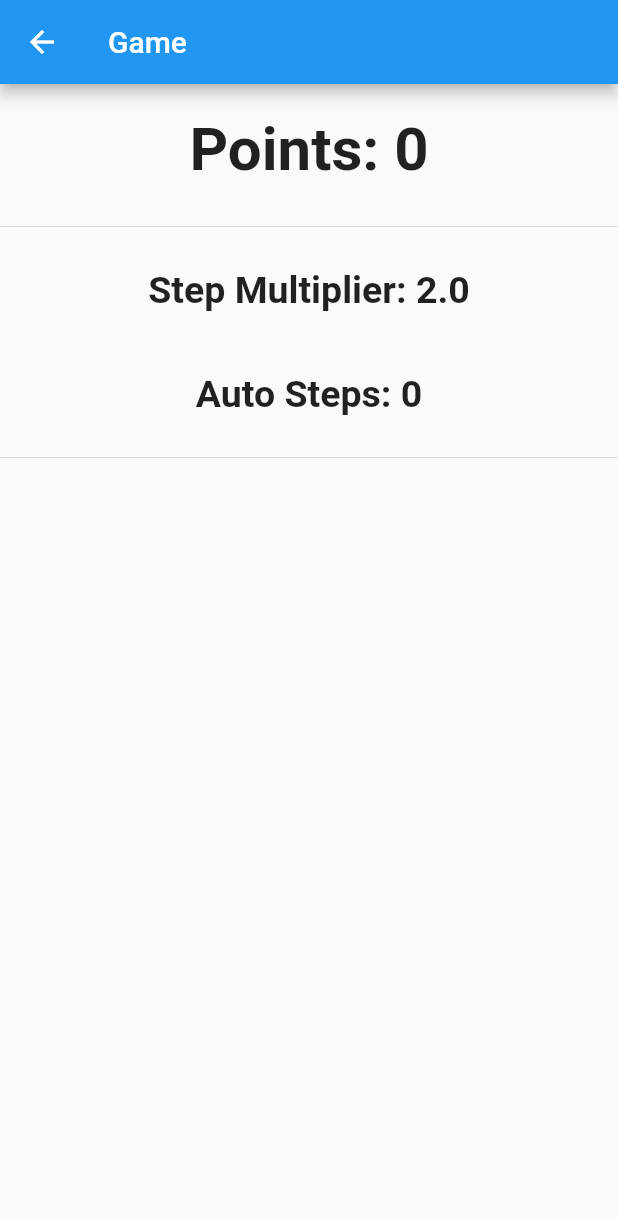
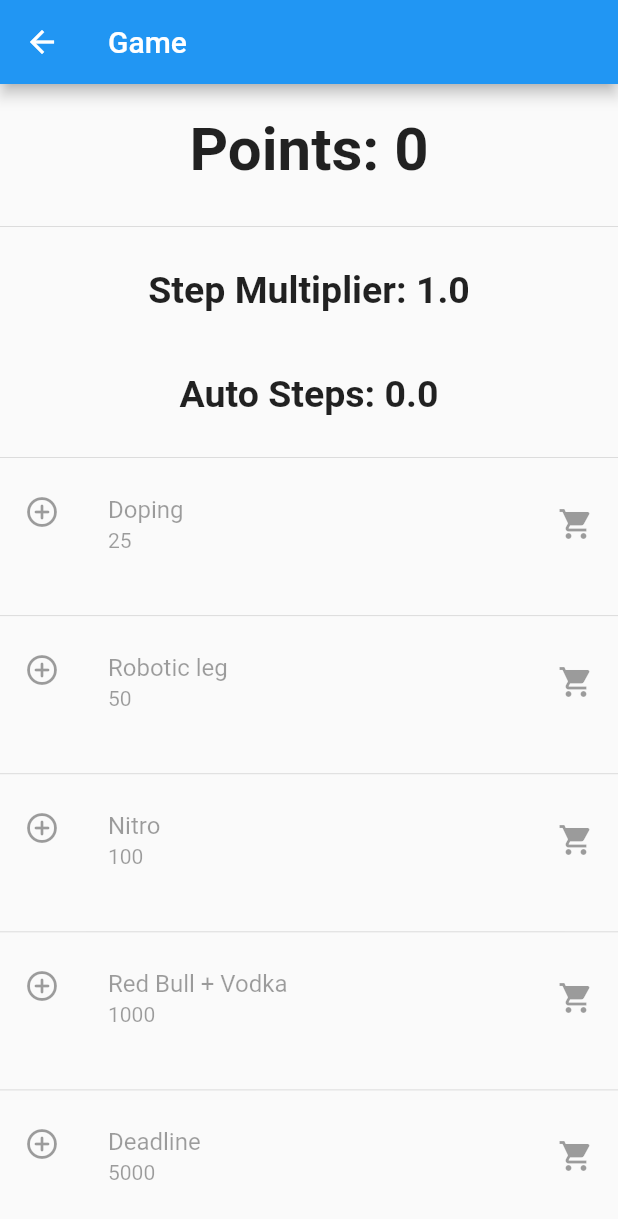
Before and after one commit to ValeriiZhyla/flutter_bluetooth_app, a Flutter app: the GameMainScreen screen opened by its route, on a phone screen of 412 x 824 dp. Shown: the top 1219 px of the screen. Run offline on Flutter 3.47's test engine with Material 2 defaults, Android fonts, the phone set to English and light mode, and no system bars; our stand-ins replace flutter_blue.

Commit message:
Basic game mechanics finished

```diff
--- a/lib/game/game_config.dart
+++ b/lib/game/game_config.dart
@@ -1,6 +1,24 @@
 const int secondsBetweenBandChecks = 4;
 const int secondsBetweenAutoScoreIncreases = 1;
 
-const double startingMultiplier = 2.0;
-const int startingAutoPoints = 0;
-const int startingScore = 0;
+const double startingMultiplier = 1.0;
+const double startingAutoPoints = 0;
+const double startingScore = 0;
+const double startingNitroCoefficient = 1.0;
+
+const int startingDopingPrice = 25;
+const int startingRoboticLegPrice = 50;
+const int startingNitroPrice = 100;
+const int startingRedBullVodkaPrice = 1000;
+const int startingReachDeadLinePrice = 5000;
+
+
+const double lowerBoundRandomCoefficient = 1.5;
+const double upperBoundRandomCoefficient = 2.5;
+
+
+const double dopingMultiplierCoefficient = 1.5;
+const double roboticLegAutoPoints = 1;
+const double redBullVodkaMultiplierCoefficient = 2.25;
+const double nitroNitroMultiplierCoefficient = 2.0;
+const double deadLineNitroMultiplierCoefficient = 4.0;
--- a/lib/game/main_game_screen.dart
+++ b/lib/game/main_game_screen.dart
@@ -15,9 +15,11 @@ class GameMainScreen extends StatefulWidget {
 }
 
 class _GameMainScreenState extends State<GameMainScreen> {
-  int score = startingScore;
+  double playerPoints = startingScore;
   double stepMultiplier = startingMultiplier;
-  int autoPoints = startingAutoPoints;
+  double autoPoints = startingAutoPoints;
+  double nitroCoefficient = startingNitroCoefficient;
+
 
   Timer? timerSteps;
   Timer? timerAuto;
@@ -26,6 +28,15 @@ class _GameMainScreenState extends State<GameMainScreen> {
   int firstStepValueInSession = 0;
   bool isFirstValueSet = false;
   bool isNewValueAvailable = false;
+
+  int dopingPrice = startingDopingPrice;
+  int roboticLegPrice = startingRoboticLegPrice;
+  int nitroPrice = startingNitroPrice;
+  int redBullVodkaPrice = startingRedBullVodkaPrice;
+  int reachDeadLinePrice = startingReachDeadLinePrice;
+
+
+  Random random = Random();
 
   @override
   void initState() {
@@ -55,7 +66,7 @@ class _GameMainScreenState extends State<GameMainScreen> {
               Padding(
                 padding: const EdgeInsets.all(20),
                 child: Text(
-                  "Points: $score",
+                  "Points: ${playerPoints.floor()}",
                   style: const TextStyle(fontWeight: FontWeight.bold, fontSize: 40.0),
                 ),
               ),
@@ -87,24 +98,63 @@ class _GameMainScreenState extends State<GameMainScreen> {
             ],
           ),
           const Divider(),
+          Expanded(
+            child: ListTile(
+              leading: const Icon(Icons.control_point_rounded),
+              title: const Text("Doping"),
+              subtitle: Text("$dopingPrice"),
+              enabled: hasEnoughPoints(dopingPrice),
+              onTap: () => buyDoping(),
+              trailing: const Icon(Icons.shopping_cart),
+            ),
+          ),
+          const Divider(),
+          Expanded(
+            child: ListTile(
+              leading: const Icon(Icons.control_point_rounded),
+              title: const Text("Robotic leg"),
+              subtitle: Text("$roboticLegPrice"),
+              enabled: hasEnoughPoints(roboticLegPrice),
+              onTap: () => buyRoboticLeg(),
+              trailing: const Icon(Icons.shopping_cart),
+            ),
+          ),
+          const Divider(),
+          Expanded(
+            child: ListTile(
+              leading: const Icon(Icons.control_point_rounded),
+              title: const Text("Nitro"),
+              subtitle: Text("$nitroPrice"),
+              enabled: hasEnoughPoints(nitroPrice),
+              onTap: () => buyNitro(),
+              trailing: const Icon(Icons.shopping_cart),
+            ),
+          ),
+          const Divider(),
+          Expanded(
+            child: ListTile(
+              leading: const Icon(Icons.control_point_rounded),
+              title: const Text("Red Bull + Vodka"),
+              subtitle: Text("$redBullVodkaPrice"),
+              enabled: hasEnoughPoints(redBullVodkaPrice),
+              onTap: () => buyRedBullVodka(),
+              trailing: const Icon(Icons.shopping_cart),
+            ),
+          ),
+          const Divider(),
+          Expanded(
+            child: ListTile(
+              leading: const Icon(Icons.control_point_rounded),
+              title: const Text("Deadline"),
+              subtitle: Text("$reachDeadLinePrice"),
+              enabled: hasEnoughPoints(reachDeadLinePrice),
+              onTap: () => buyDeadline(),
+              trailing: const Icon(Icons.shopping_cart),
+            ),
+          ),
         ],
       ),
     );
-  }
-
-  updateStepsScore() {
-    fetchDeviceInformation();
-    setState(() {
-      if (isNewValueAvailable) {
-        if (steps.length == 1) {
-          score += max(0, stepMultiplier * steps.last).floor();
-        }
-        if (steps.length >= 2) {
-          score += max(0, stepMultiplier * (steps[steps.length - 1] - steps[steps.length - 2])).floor();
-        }
-        isNewValueAvailable = false;
-      }
-    });
   }
 
   Future<List<int>> fetchDeviceInformation() async {
@@ -135,11 +185,78 @@ class _GameMainScreenState extends State<GameMainScreen> {
     return characteristic.read();
   }
 
+  updateStepsScore() {
+    fetchDeviceInformation();
+    setState(() {
+      if (isNewValueAvailable) {
+        if (steps.length == 1) {
+          playerPoints += max(0, stepMultiplier * steps.last).floor();
+        }
+        if (steps.length >= 2) {
+          playerPoints += max(0, stepMultiplier * (steps[steps.length - 1] - steps[steps.length - 2])).floor();
+        }
+        isNewValueAvailable = false;
+      }
+    });
+  }
+
   updateAutoScore() {
     setState(() {
       if (autoPoints > 0) {
-        score += max(0, autoPoints).floor();
+        playerPoints += max(0, autoPoints * nitroCoefficient).floor();
       }
     });
   }
+
+  hasEnoughPoints(multiplierIncreasePrice) {
+    return playerPoints >= multiplierIncreasePrice;
+  }
+
+  double multiplyWithRandomCoefficient(valueToMultiply) {
+    double minimum = lowerBoundRandomCoefficient;
+    double maximum = upperBoundRandomCoefficient;
+    double randomCoefficient = random.nextDouble() * (maximum - minimum) + minimum;
+    return valueToMultiply * randomCoefficient;
+  }
+
+  buyDoping() {
+    setState(() {
+      playerPoints -= dopingPrice;
+      dopingPrice = multiplyWithRandomCoefficient(dopingPrice).floor();
+      stepMultiplier *= dopingMultiplierCoefficient;
+    });
+  }
+
+  buyRoboticLeg() {
+    setState(() {
+      playerPoints -= roboticLegPrice;
+      roboticLegPrice = multiplyWithRandomCoefficient(roboticLegPrice).floor();
+      autoPoints += roboticLegAutoPoints * nitroCoefficient;
+    });
+  }
+
+
+  buyNitro() {
+    setState(() {
+      playerPoints -= nitroPrice;
+      nitroPrice = multiplyWithRandomCoefficient(nitroPrice).floor();
+      nitroCoefficient *= nitroNitroMultiplierCoefficient;
+    });
+  }
+
+  buyRedBullVodka() {
+    setState(() {
+      playerPoints -= redBullVodkaPrice;
+      redBullVodkaPrice = multiplyWithRandomCoefficient(redBullVodkaPrice).floor();
+      stepMultiplier *= redBullVodkaMultiplierCoefficient;
+    });
+  }
+
+  buyDeadline() {
+    setState(() {
+      playerPoints -= reachDeadLinePrice;
+      reachDeadLinePrice = multiplyWithRandomCoefficient(reachDeadLinePrice).floor();
+      nitroCoefficient *= deadLineNitroMultiplierCoefficient;
+    });
+  }
 }
```
Also changed, not shown: 1 other file.
